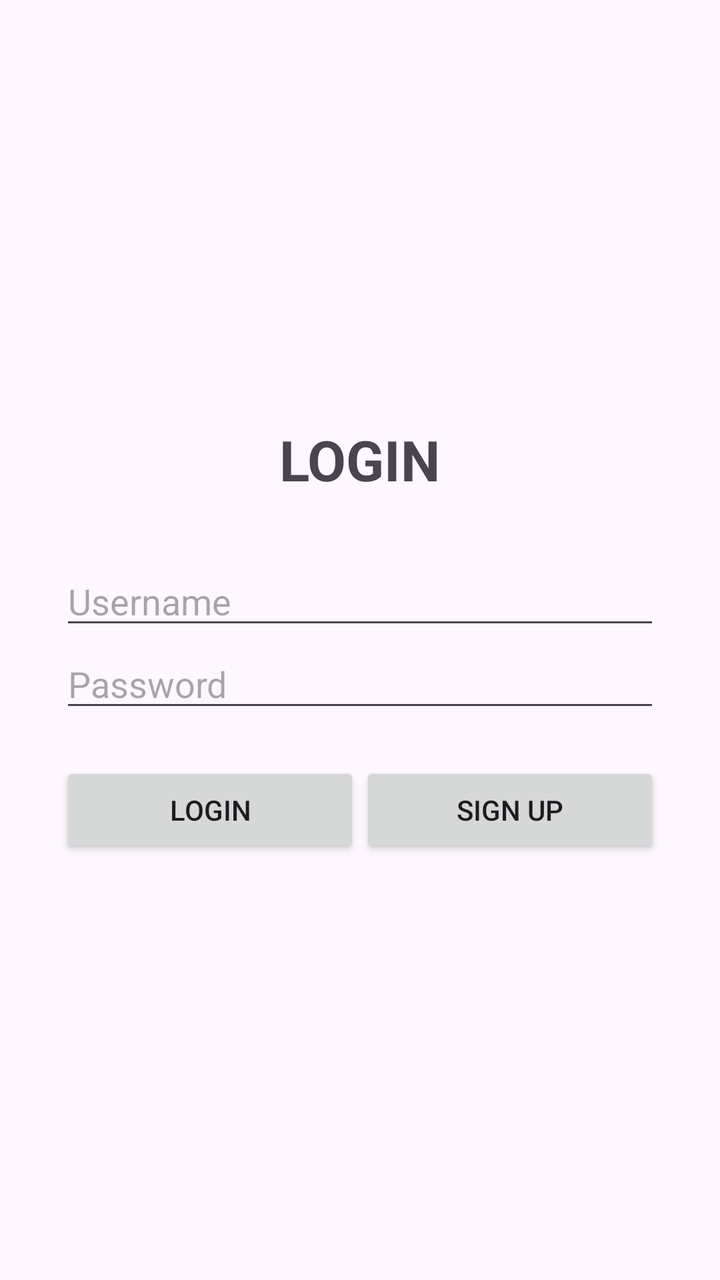
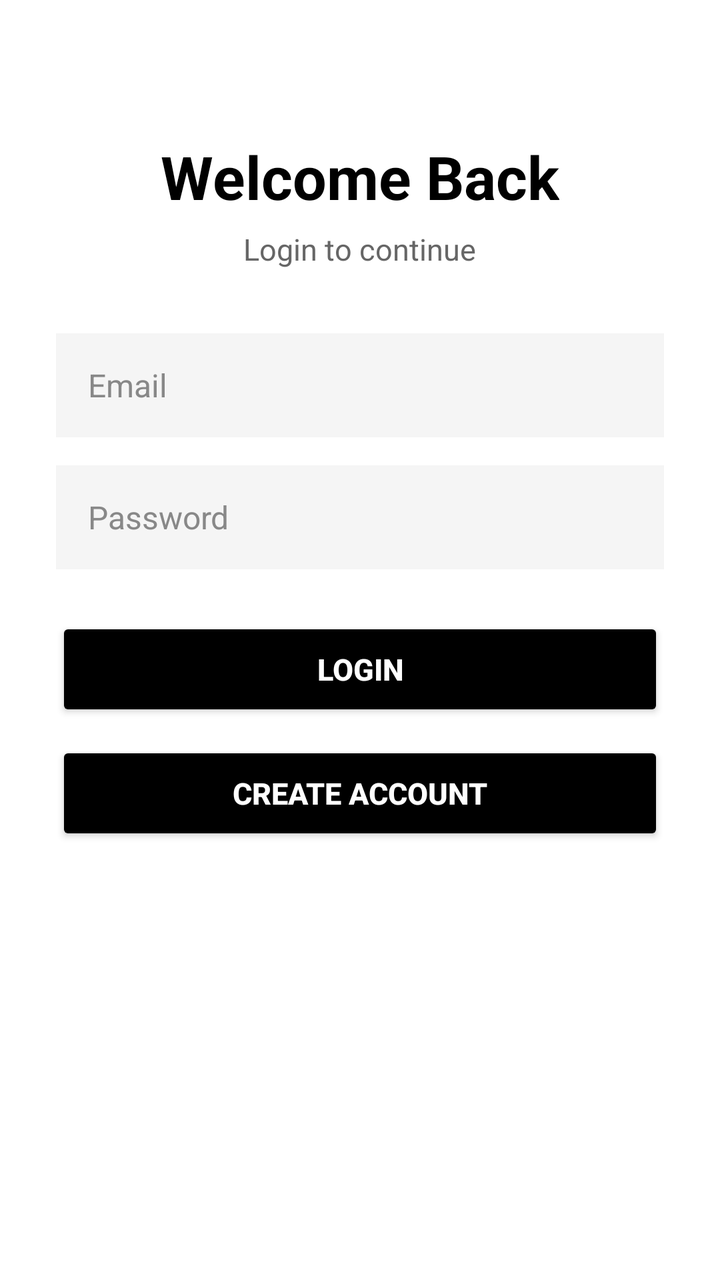

Screens rendered from an Android XML layout before and after an edit, with the pre-edit source and the edit as a unified diff.
<!-- AndroidManifest.xml: application theme Theme.OCIO_EVENTDRIVEN_ACTIVITY -->
<!-- res/layout/activity_main.xml -->
<?xml version="1.0" encoding="utf-8"?>
<LinearLayout
    xmlns:android="http://schemas.android.com/apk/res/android"
    android:layout_width="match_parent"
    android:layout_height="match_parent"
    android:orientation="vertical"
    android:padding="30dp"
    android:gravity="center">

    

    <LinearLayout
        android:id="@+id/loginLayout"
        android:layout_width="match_parent"
        android:layout_height="wrap_content"
        android:orientation="vertical">

        <TextView
            android:layout_width="wrap_content"
            android:layout_height="wrap_content"
            android:text="@string/login"
            android:textSize="28sp"
            android:textStyle="bold"
            android:layout_gravity="center"
            android:layout_marginBottom="30dp" />

        <EditText
            android:id="@+id/usernameEditText"
            android:layout_width="match_parent"
            android:layout_height="wrap_content"
            android:hint="@string/username"
            android:inputType="text"
            android:autofillHints="username" />

        <EditText
            android:id="@+id/loginPasswordEditText"
            android:layout_width="match_parent"
            android:layout_height="wrap_content"
            android:hint="@string/password"
            android:inputType="textPassword"
            android:autofillHints="password" />

        <LinearLayout
            android:layout_width="match_parent"
            android:layout_height="wrap_content"
            android:orientation="horizontal"
            android:layout_marginTop="20dp">

            <Button
                android:id="@+id/loginButton"
                android:layout_width="0dp"
                android:layout_height="wrap_content"
                android:layout_weight="1"
                android:text="@string/login" />

            <Button
                android:id="@+id/openSignUpButton"
                android:layout_width="0dp"
                android:layout_height="wrap_content"
                android:layout_weight="1"
                android:text="@string/sign_up" />

        </LinearLayout>

    </LinearLayout>

    

    <LinearLayout
        android:id="@+id/signUpLayout"
        android:layout_width="match_parent"
        android:layout_height="wrap_content"
        android:orientation="vertical"
        android:visibility="gone">

        <TextView
            android:layout_width="wrap_content"
            android:layout_height="wrap_content"
            android:text="@string/sign_up"
            android:textSize="28sp"
            android:textStyle="bold"
            android:layout_gravity="center"
            android:layout_marginBottom="30dp" />

        <EditText
            android:id="@+id/emailEditText"
            android:layout_width="match_parent"
            android:layout_height="wrap_content"
            android:hint="@string/email"
            android:inputType="textEmailAddress"
            android:autofillHints="emailAddress" />

        <EditText
            android:id="@+id/confirmEmailEditText"
            android:layout_width="match_parent"
            android:layout_height="wrap_content"
            android:hint="@string/confirm_email"
            android:inputType="textEmailAddress"
            android:autofillHints="emailAddress" />

        <EditText
            android:id="@+id/passwordEditText"
            android:layout_width="match_parent"
            android:layout_height="wrap_content"
            android:hint="@string/password"
            android:inputType="textPassword"
            android:autofillHints="password" />

        <EditText
            android:id="@+id/confirmPasswordEditText"
            android:layout_width="match_parent"
            android:layout_height="wrap_content"
            android:hint="@string/confirm_password"
            android:inputType="textPassword"
            android:autofillHints="password" />

        <LinearLayout
            android:layout_width="match_parent"
            android:layout_height="wrap_content"
            android:orientation="horizontal"
            android:layout_marginTop="20dp">

            <Button
                android:id="@+id/signUpButton"
                android:layout_width="0dp"
                android:layout_height="wrap_content"
                android:layout_weight="1"
                android:text="@string/sign_up" />

            <Button
                android:id="@+id/cancelButton"
                android:layout_width="0dp"
                android:layout_height="wrap_content"
                android:layout_weight="1"
                android:text="@string/cancel" />

        </LinearLayout>

    </LinearLayout>

    

    <LinearLayout
        android:id="@+id/otpLayout"
        android:layout_width="match_parent"
        android:layout_height="wrap_content"
        android:orientation="vertical"
        android:gravity="center"
        android:visibility="gone">

        <TextView
            android:layout_width="wrap_content"
            android:layout_height="wrap_content"
            android:text="OTP VERIFICATION"
            android:textSize="28sp"
            android:textStyle="bold"
            android:layout_gravity="center"
            android:layout_marginBottom="25dp" />

        <TextView
            android:id="@+id/otpDisplayTextView"
            android:layout_width="wrap_content"
            android:layout_height="wrap_content"
            android:text="Your OTP: ------"
            android:textSize="20sp"
            android:textStyle="bold"
            android:layout_gravity="center"
            android:layout_marginBottom="20dp" />

        <EditText
            android:id="@+id/otpEditText"
            android:layout_width="match_parent"
            android:layout_height="wrap_content"
            android:hint="Enter OTP"
            android:inputType="number"
            android:maxLength="6"
            android:gravity="center"
            android:textSize="20sp" />

        <TextView
            android:id="@+id/otpTimerTextView"
            android:layout_width="wrap_content"
            android:layout_height="wrap_content"
            android:text="Expires in: 30 seconds"
            android:textSize="18sp"
            android:layout_gravity="center"
            android:layout_marginTop="20dp"
            android:layout_marginBottom="20dp" />

        <Button
            android:id="@+id/verifyOtpButton"
            android:layout_width="match_parent"
            android:layout_height="wrap_content"
            android:text="VERIFY OTP" />

    </LinearLayout>

    

    <LinearLayout
        android:id="@+id/successLayout"
        android:layout_width="match_parent"
        android:layout_height="wrap_content"
        android:orientation="vertical"
        android:gravity="center"
        android:visibility="gone">

        <TextView
            android:layout_width="wrap_content"
            android:layout_height="wrap_content"
            android:text="LOGIN COMPLETE"
            android:textSize="28sp"
            android:textStyle="bold"
            android:layout_gravity="center"
            android:layout_marginBottom="20dp" />

        <TextView
            android:layout_width="wrap_content"
            android:layout_height="wrap_content"
            android:text="OTP verified successfully!"
            android:textSize="18sp"
            android:layout_gravity="center" />

    </LinearLayout>

</LinearLayout>
<!-- resources referenced by this layout -->
<resources>
  <string name="cancel">CANCEL</string>
  <string name="confirm_email">Confirm Email</string>
  <string name="confirm_password">Confirm Password</string>
  <string name="email">Email</string>
  <string name="login">LOGIN</string>
  <string name="password">Password</string>
  <string name="sign_up">SIGN UP</string>
  <string name="username">Username</string>
  <style name="Theme.OCIO_EVENTDRIVEN_ACTIVITY" parent="Base.Theme.OCIO_EVENTDRIVEN_ACTIVITY" />
  <style name="Base.Theme.OCIO_EVENTDRIVEN_ACTIVITY" parent="Theme.Material3.DayNight.NoActionBar">
          
          
      </style>
</resources>

<!-- the commit's change to res/layout/activity_main.xml (unified diff, before → after) -->
@@ -1,226 +1,354 @@
 <?xml version="1.0" encoding="utf-8"?>
-<LinearLayout
-    xmlns:android="http://schemas.android.com/apk/res/android"
+<ScrollView xmlns:android="http://schemas.android.com/apk/res/android"
     android:layout_width="match_parent"
     android:layout_height="match_parent"
-    android:orientation="vertical"
-    android:padding="30dp"
-    android:gravity="center">
-
-    
+    android:background="#FFFFFF"
+    android:fillViewport="true">
 
     <LinearLayout
-        android:id="@+id/loginLayout"
-        android:layout_width="match_parent"
-        android:layout_height="wrap_content"
-        android:orientation="vertical">
-
-        <TextView
-            android:layout_width="wrap_content"
-            android:layout_height="wrap_content"
-            android:text="@string/login"
-            android:textSize="28sp"
-            android:textStyle="bold"
-            android:layout_gravity="center"
-            android:layout_marginBottom="30dp" />
-
-        <EditText
-            android:id="@+id/usernameEditText"
-            android:layout_width="match_parent"
-            android:layout_height="wrap_content"
-            android:hint="@string/username"
-            android:inputType="text"
-            android:autofillHints="username" />
-
-        <EditText
-            android:id="@+id/loginPasswordEditText"
-            android:layout_width="match_parent"
-            android:layout_height="wrap_content"
-            android:hint="@string/password"
-            android:inputType="textPassword"
-            android:autofillHints="password" />
-
-        <LinearLayout
-            android:layout_width="match_parent"
-            android:layout_height="wrap_content"
-            android:orientation="horizontal"
-            android:layout_marginTop="20dp">
-
-            <Button
-                android:id="@+id/loginButton"
-                android:layout_width="0dp"
-                android:layout_height="wrap_content"
-                android:layout_weight="1"
-                android:text="@string/login" />
-
-            <Button
-                android:id="@+id/openSignUpButton"
-                android:layout_width="0dp"
-                android:layout_height="wrap_content"
-                android:layout_weight="1"
-                android:text="@string/sign_up" />
-
-        </LinearLayout>
-
-    </LinearLayout>
-
-    
-
-    <LinearLayout
-        android:id="@+id/signUpLayout"
         android:layout_width="match_parent"
         android:layout_height="wrap_content"
         android:orientation="vertical"
-        android:visibility="gone">
-
-        <TextView
-            android:layout_width="wrap_content"
-            android:layout_height="wrap_content"
-            android:text="@string/sign_up"
-            android:textSize="28sp"
-            android:textStyle="bold"
-            android:layout_gravity="center"
-            android:layout_marginBottom="30dp" />
-
-        <EditText
-            android:id="@+id/emailEditText"
+        android:padding="28dp"
+        android:background="#FFFFFF">
+
+        
+        <LinearLayout
+            android:id="@+id/loginLayout"
             android:layout_width="match_parent"
             android:layout_height="wrap_content"
-            android:hint="@string/email"
-            android:inputType="textEmailAddress"
-            android:autofillHints="emailAddress" />
-
-        <EditText
-            android:id="@+id/confirmEmailEditText"
+            android:orientation="vertical"
+            android:gravity="center_horizontal"
+            android:paddingTop="40dp">
+
+            <TextView
+                android:layout_width="wrap_content"
+                android:layout_height="wrap_content"
+                android:text="Welcome Back"
+                android:textColor="#000000"
+                android:textSize="30sp"
+                android:textStyle="bold"
+                android:layout_marginBottom="6dp" />
+
+            <TextView
+                android:layout_width="wrap_content"
+                android:layout_height="wrap_content"
+                android:text="Login to continue"
+                android:textColor="#666666"
+                android:textSize="15sp"
+                android:layout_marginBottom="32dp" />
+
+            <EditText
+                android:id="@+id/usernameEditText"
+                android:layout_width="match_parent"
+                android:layout_height="52dp"
+                android:hint="Email"
+                android:textColor="#000000"
+                android:textColorHint="#888888"
+                android:textSize="16sp"
+                android:background="#F5F5F5"
+                android:inputType="textEmailAddress"
+                android:paddingStart="16dp"
+                android:paddingEnd="16dp" />
+
+            <EditText
+                android:id="@+id/loginPasswordEditText"
+                android:layout_width="match_parent"
+                android:layout_height="52dp"
+                android:hint="Password"
+                android:textColor="#000000"
+                android:textColorHint="#888888"
+                android:textSize="16sp"
+                android:background="#F5F5F5"
+                android:inputType="textPassword"
+                android:paddingStart="16dp"
+                android:paddingEnd="16dp"
+                android:layout_marginTop="14dp" />
+
+            <Button
+                android:id="@+id/loginButton"
+                android:layout_width="match_parent"
+                android:layout_height="52dp"
+                android:text="LOGIN"
+                android:textSize="15sp"
+                android:textStyle="bold"
+                android:textColor="#FFFFFF"
+                android:backgroundTint="#000000"
+                android:layout_marginTop="24dp" />
+
+            <Button
+                android:id="@+id/openSignUpButton"
+                android:layout_width="match_parent"
+                android:layout_height="52dp"
+                android:text="CREATE ACCOUNT"
+                android:textSize="15sp"
+                android:textStyle="bold"
+                android:textColor="#FFFFFF"
+                android:backgroundTint="#000000"
+                android:layout_marginTop="10dp" />
+
+        </LinearLayout>
+
+
+        
+        <LinearLayout
+            android:id="@+id/signUpLayout"
             android:layout_width="match_parent"
             android:layout_height="wrap_content"
-            android:hint="@string/confirm_email"
-            android:inputType="textEmailAddress"
-            android:autofillHints="emailAddress" />
-
-        <EditText
-            android:id="@+id/passwordEditText"
+            android:orientation="vertical"
+            android:gravity="center_horizontal"
+            android:paddingTop="20dp"
+            android:visibility="gone">
+
+            <TextView
+                android:layout_width="wrap_content"
+                android:layout_height="wrap_content"
+                android:text="Create Account"
+                android:textColor="#000000"
+                android:textSize="30sp"
+                android:textStyle="bold"
+                android:layout_marginBottom="6dp" />
+
+            <TextView
+                android:layout_width="wrap_content"
+                android:layout_height="wrap_content"
+                android:text="Enter your details below"
+                android:textColor="#666666"
+                android:textSize="15sp"
+                android:layout_marginBottom="28dp" />
+
+            <EditText
+                android:id="@+id/firstNameEditText"
+                android:layout_width="match_parent"
+                android:layout_height="52dp"
+                android:hint="First Name"
+                android:textColor="#000000"
+                android:textColorHint="#888888"
+                android:textSize="16sp"
+                android:background="#F5F5F5"
+                android:inputType="textPersonName"
+                android:paddingStart="16dp"
+                android:paddingEnd="16dp" />
+
+            <EditText
+                android:id="@+id/lastNameEditText"
+                android:layout_width="match_parent"
+                android:layout_height="52dp"
+                android:hint="Last Name"
+                android:textColor="#000000"
+                android:textColorHint="#888888"
+                android:textSize="16sp"
+                android:background="#F5F5F5"
+                android:inputType="textPersonName"
+                android:paddingStart="16dp"
+                android:paddingEnd="16dp"
+                android:layout_marginTop="12dp" />
+
+            <EditText
+                android:id="@+id/emailEditText"
+                android:layout_width="match_parent"
+                android:layout_height="52dp"
+                android:hint="Email"
+                android:textColor="#000000"
+                android:textColorHint="#888888"
+                android:textSize="16sp"
+                android:background="#F5F5F5"
+                android:inputType="textEmailAddress"
+                android:paddingStart="16dp"
+                android:paddingEnd="16dp"
+                android:layout_marginTop="12dp" />
+
+            <EditText
+                android:id="@+id/confirmEmailEditText"
+                android:layout_width="match_parent"
+                android:layout_height="52dp"
+                android:hint="Confirm Email"
+                android:textColor="#000000"
+                android:textColorHint="#888888"
+                android:textSize="16sp"
+                android:background="#F5F5F5"
+                android:inputType="textEmailAddress"
+                android:paddingStart="16dp"
+                android:paddingEnd="16dp"
+                android:layout_marginTop="12dp" />
+
+            <EditText
+                android:id="@+id/passwordEditText"
+                android:layout_width="match_parent"
+                android:layout_height="52dp"
+                android:hint="Password"
+                android:textColor="#000000"
+                android:textColorHint="#888888"
+                android:textSize="16sp"
+                android:background="#F5F5F5"
+                android:inputType="textPassword"
+                android:paddingStart="16dp"
+                android:paddingEnd="16dp"
+                android:layout_marginTop="12dp" />
+
+            <EditText
+                android:id="@+id/confirmPasswordEditText"
+                android:layout_width="match_parent"
+                android:layout_height="52dp"
+                android:hint="Confirm Password"
+                android:textColor="#000000"
+                android:textColorHint="#888888"
+                android:textSize="16sp"
+                android:background="#F5F5F5"
+                android:inputType="textPassword"
+                android:paddingStart="16dp"
+                android:paddingEnd="16dp"
+                android:layout_marginTop="12dp" />
+
+            <Button
+                android:id="@+id/signUpButton"
+                android:layout_width="match_parent"
+                android:layout_height="52dp"
+                android:text="REGISTER"
+                android:textSize="15sp"
+                android:textStyle="bold"
+                android:textColor="#FFFFFF"
+                android:backgroundTint="#000000"
+                android:layout_marginTop="24dp" />
+
+            <Button
+                android:id="@+id/cancelButton"
+                android:layout_width="match_parent"
+                android:layout_height="52dp"
+                android:text="CANCEL"
+                android:textSize="15sp"
+                android:textStyle="bold"
+                android:textColor="#FFFFFF"
+                android:backgroundTint="#000000"
+                android:layout_marginTop="10dp" />
+
+        </LinearLayout>
+
+
+        
+        <LinearLayout
+            android:id="@+id/otpLayout"
             android:layout_width="match_parent"
             android:layout_height="wrap_content"
-            android:hint="@string/password"
-            android:inputType="textPassword"
-            android:autofillHints="password" />
-
-        <EditText
-            android:id="@+id/confirmPasswordEditText"
+            android:orientation="vertical"
+            android:gravity="center_horizontal"
+            android:paddingTop="50dp"
+            android:visibility="gone">
+
+            <TextView
+                android:layout_width="wrap_content"
+                android:layout_height="wrap_content"
+                android:text="OTP Verification"
+                android:textColor="#000000"
+                android:textSize="28sp"
+                android:textStyle="bold"
+                android:layout_marginBottom="8dp" />
+
+            <TextView
+                android:layout_width="wrap_content"
+                android:layout_height="wrap_content"
+                android:text="Enter the code shown below"
+                android:textColor="#666666"
+                android:textSize="15sp"
+                android:layout_marginBottom="30dp" />
+
+            <TextView
+                android:id="@+id/otpDisplayTextView"
+                android:layout_width="match_parent"
+                android:layout_height="wrap_content"
+                android:text="Your OTP:"
+                android:textColor="#000000"
+                android:textSize="30sp"
+                android:textStyle="bold"
+                android:gravity="center"
+                android:layout_marginBottom="10dp" />
+
+            <TextView
+                android:id="@+id/otpTimerTextView"
+                android:layout_width="match_parent"
+                android:layout_height="wrap_content"
+                android:text="Expires in:"
+                android:textColor="#666666"
+                android:textSize="16sp"
+                android:gravity="center"
+                android:layout_marginBottom="24dp" />
+
+            <EditText
+                android:id="@+id/otpEditText"
+                android:layout_width="match_parent"
+                android:layout_height="56dp"
+                android:hint="Enter 6-digit OTP"
+                android:textColor="#000000"
+                android:textColorHint="#888888"
+                android:textSize="18sp"
+                android:background="#F5F5F5"
+                android:inputType="number"
+                android:maxLength="6"
+                android:gravity="center"
+                android:paddingStart="16dp"
+                android:paddingEnd="16dp" />
+
+            <Button
+                android:id="@+id/verifyOtpButton"
+                android:layout_width="match_parent"
+                android:layout_height="52dp"
+                android:text="VERIFY OTP"
+                android:textSize="15sp"
+                android:textStyle="bold"
+                android:textColor="#FFFFFF"
+                android:backgroundTint="#000000"
+                android:layout_marginTop="24dp" />
+
+        </LinearLayout>
+
+
+        
+        <LinearLayout
+            android:id="@+id/successLayout"
             android:layout_width="match_parent"
             android:layout_height="wrap_content"
-            android:hint="@string/confirm_password"
-            android:inputType="textPassword"
-            android:autofillHints="password" />
-
-        <LinearLayout
-            android:layout_width="match_parent"
-            android:layout_height="wrap_content"
-            android:orientation="horizontal"
-            android:layout_marginTop="20dp">
-
-            <Button
-                android:id="@+id/signUpButton"
-                android:layout_width="0dp"
-                android:layout_height="wrap_content"
-                android:layout_weight="1"
-                android:text="@string/sign_up" />
-
-            <Button
-                android:id="@+id/cancelButton"
-                android:layout_width="0dp"
-                android:layout_height="wrap_content"
-                android:layout_weight="1"
-                android:text="@string/cancel" />
+            android:orientation="vertical"
+            android:paddingTop="20dp"
+            android:visibility="gone">
+
+            <TextView
+                android:layout_width="match_parent"
+                android:layout_height="wrap_content"
+                android:text="Users"
+                android:textColor="#000000"
+                android:textSize="30sp"
+                android:textStyle="bold"
+                android:gravity="center"
+                android:layout_marginBottom="6dp" />
+
+            <TextView
+                android:layout_width="match_parent"
+                android:layout_height="wrap_content"
+                android:text="Registered accounts"
+                android:textColor="#666666"
+                android:textSize="15sp"
+                android:gravity="center"
+                android:layout_marginBottom="20dp" />
+
+            
+            <ScrollView
+                android:layout_width="match_parent"
+                android:layout_height="450dp"
+                android:background="#F5F5F5"
+                android:padding="18dp">
+
+                <TextView
+                    android:id="@+id/usersTextView"
+                    android:layout_width="match_parent"
+                    android:layout_height="wrap_content"
+                    android:text="Loading users..."
+                    android:textColor="#000000"
+                    android:textSize="16sp" />
+
+            </ScrollView>
 
         </LinearLayout>
 
     </LinearLayout>
 
-    
-
-    <LinearLayout
-        android:id="@+id/otpLayout"
-        android:layout_width="match_parent"
-        android:layout_height="wrap_content"
-        android:orientation="vertical"
-        android:gravity="center"
-        android:visibility="gone">
-
-        <TextView
-            android:layout_width="wrap_content"
-            android:layout_height="wrap_content"
-            android:text="OTP VERIFICATION"
-            android:textSize="28sp"
-            android:textStyle="bold"
-            android:layout_gravity="center"
-            android:layout_marginBottom="25dp" />
-
-        <TextView
-            android:id="@+id/otpDisplayTextView"
-            android:layout_width="wrap_content"
-            android:layout_height="wrap_content"
-            android:text="Your OTP: ------"
-            android:textSize="20sp"
-            android:textStyle="bold"
-            android:layout_gravity="center"
-            android:layout_marginBottom="20dp" />
-
-        <EditText
-            android:id="@+id/otpEditText"
-            android:layout_width="match_parent"
-            android:layout_height="wrap_content"
-            android:hint="Enter OTP"
-            android:inputType="number"
-            android:maxLength="6"
-            android:gravity="center"
-            android:textSize="20sp" />
-
-        <TextView
-            android:id="@+id/otpTimerTextView"
-            android:layout_width="wrap_content"
-            android:layout_height="wrap_content"
-            android:text="Expires in: 30 seconds"
-            android:textSize="18sp"
-            android:layout_gravity="center"
-            android:layout_marginTop="20dp"
-            android:layout_marginBottom="20dp" />
-
-        <Button
-            android:id="@+id/verifyOtpButton"
-            android:layout_width="match_parent"
-            android:layout_height="wrap_content"
-            android:text="VERIFY OTP" />
-
-    </LinearLayout>
-
-    
-
-    <LinearLayout
-        android:id="@+id/successLayout"
-        android:layout_width="match_parent"
-        android:layout_height="wrap_content"
-        android:orientation="vertical"
-        android:gravity="center"
-        android:visibility="gone">
-
-        <TextView
-            android:layout_width="wrap_content"
-            android:layout_height="wrap_content"
-            android:text="LOGIN COMPLETE"
-            android:textSize="28sp"
-            android:textStyle="bold"
-            android:layout_gravity="center"
-            android:layout_marginBottom="20dp" />
-
-        <TextView
-            android:layout_width="wrap_content"
-            android:layout_height="wrap_content"
-            android:text="OTP verified successfully!"
-            android:textSize="18sp"
-            android:layout_gravity="center" />
-
-    </LinearLayout>
-
-</LinearLayout>
+</ScrollView>
<!-- resource entries referenced after the edit -->
@@ -1,13 +1,5 @@
 <!-- resources referenced by this layout -->
 <resources>
-  <string name="cancel">CANCEL</string>
-  <string name="confirm_email">Confirm Email</string>
-  <string name="confirm_password">Confirm Password</string>
-  <string name="email">Email</string>
-  <string name="login">LOGIN</string>
-  <string name="password">Password</string>
-  <string name="sign_up">SIGN UP</string>
-  <string name="username">Username</string>
   <style name="Theme.OCIO_EVENTDRIVEN_ACTIVITY" parent="Base.Theme.OCIO_EVENTDRIVEN_ACTIVITY" />
   <style name="Base.Theme.OCIO_EVENTDRIVEN_ACTIVITY" parent="Theme.Material3.DayNight.NoActionBar">
           
